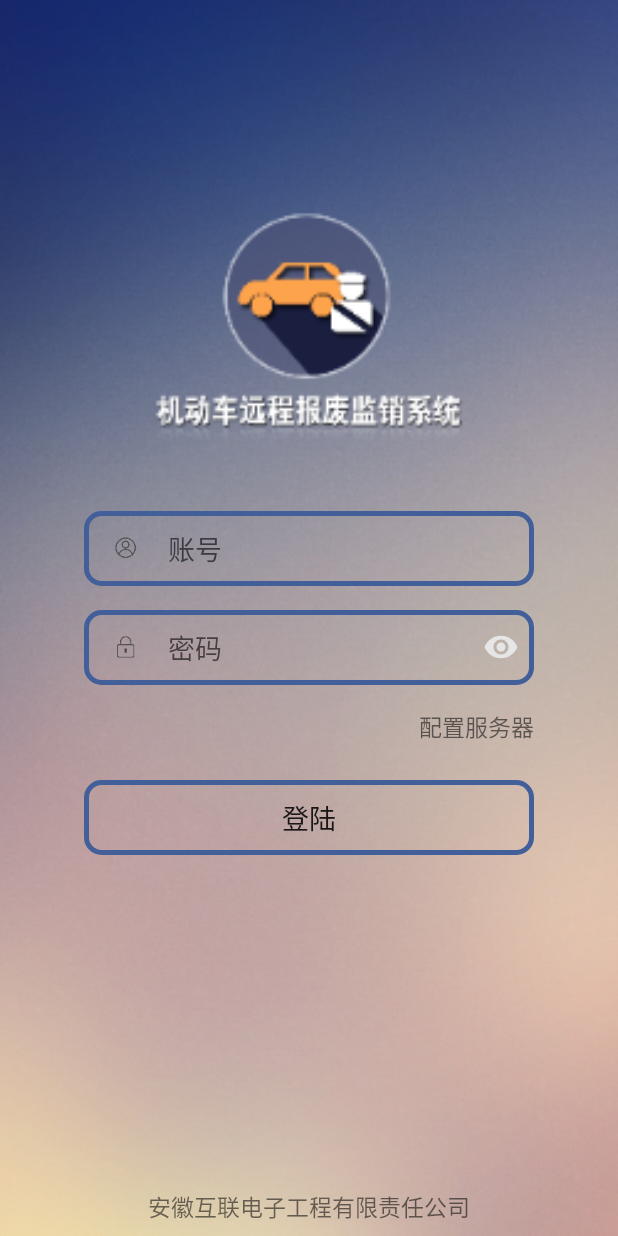
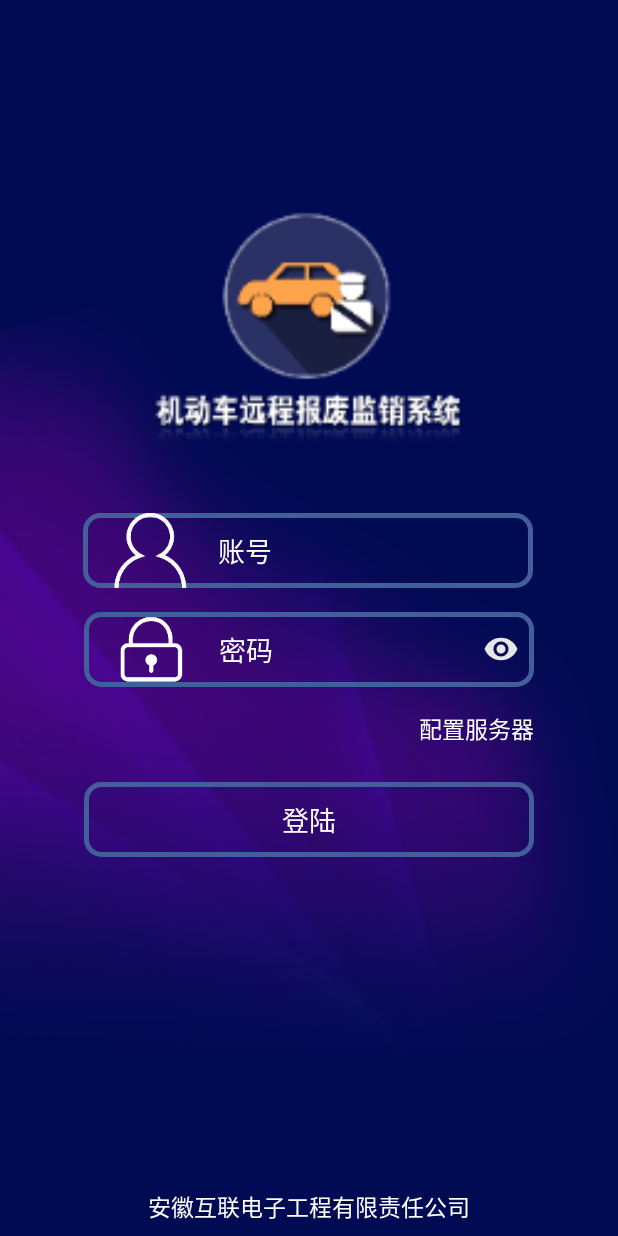
Before and after one commit to Xbigfat/DataCollectSystem, an Android app: the screen it shows after launch (LoginActivitySecond), on a phone screen of 412 x 824 dp. Run offline under Robolectric (Android 15) with nearby library versions, the phone set to English and light mode, and no system bars.

Commit message:
我靠- -

```diff
--- a/app/src/main/java/xyw/com/datacollectsystem/activity/Splash.java
+++ b/app/src/main/java/xyw/com/datacollectsystem/activity/Splash.java
@@ -1,12 +1,13 @@
 package xyw.com.datacollectsystem.activity;
 
+import android.content.Intent;
 import android.os.Bundle;
+import android.os.Handler;
 import android.support.annotation.Nullable;
 import android.view.WindowManager;
 
 import xyw.com.datacollectsystem.BaseActivity;
 import xyw.com.datacollectsystem.R;
-import xyw.com.datacollectsystem.utils.CheckVersion;
 
 /**
  * Created by 31429 on 2017/9/7.
@@ -18,8 +19,16 @@ public class Splash extends BaseActivity {
     @Override
     protected void onCreate(@Nullable Bundle savedInstanceState) {
         super.onCreate(savedInstanceState);
-        CheckVersion checkVersion = new CheckVersion(mThis);
-        checkVersion.checkVersion();
+/*        CheckVersion checkVersion = new CheckVersion(mThis);
+        checkVersion.checkVersion();*/
+        new Handler().postDelayed(new Runnable() {
+            @Override
+            public void run() {
+                Intent mainIntent = new Intent(mThis, LoginActivitySecond.class);
+                mThis.startActivity(mainIntent);
+                mThis.finish();
+            }
+        }, 2500);
     }
 
     @Override
--- a/app/src/main/res/layout/login_2_design_name_pwd.xml
+++ b/app/src/main/res/layout/login_2_design_name_pwd.xml
@@ -4,7 +4,7 @@
     xmlns:tools="http://schemas.android.com/tools"
     android:layout_width="match_parent"
     android:layout_height="match_parent"
-    android:background="@mipmap/login_background_blur">
+    android:background="@mipmap/login_background_default">
 
     <ImageView
         android:id="@+id/imageView13"
@@ -25,15 +25,16 @@
         android:layout_height="50dp"
         android:layout_marginLeft="8dp"
         android:layout_marginRight="8dp"
-        android:layout_marginTop="32dp"
+        android:layout_marginTop="33dp"
         android:background="@drawable/login_edit_style"
         android:digits="1234567890qwertyuioplkjhgfdsazxcvbnmQWERTYUIOPLKJHGFDSAZXCVBNM"
         android:drawablePadding="20dp"
-        android:drawableStart="@mipmap/user_register_account"
+        android:drawableStart="@mipmap/user_register_password"
         android:hint="账号"
         android:paddingLeft="20dp"
         android:paddingRight="10dp"
-        app:layout_constraintHorizontal_bias="0.50"
+        android:textColorHint="@color/white"
+        app:layout_constraintHorizontal_bias="0.494"
         app:layout_constraintLeft_toLeftOf="parent"
         app:layout_constraintRight_toRightOf="parent"
         app:layout_constraintTop_toBottomOf="@+id/imageView13" />
@@ -51,12 +52,13 @@
         android:maxLines="1"
         android:paddingLeft="20dp"
         android:paddingRight="10dp"
+        android:textColorHint="@color/white"
         app:layout_constraintHorizontal_bias="0.50"
         app:layout_constraintLeft_toLeftOf="parent"
         app:layout_constraintRight_toRightOf="parent"
         app:layout_constraintTop_toBottomOf="@+id/login_2_username"
         app:pad="20dp"
-        app:start="@mipmap/user_register_password" />
+        app:start="@mipmap/user_register_account" />
 
     <TextView
         android:id="@+id/login_2_change_server"
@@ -65,6 +67,7 @@
         android:layout_marginRight="0dp"
         android:layout_marginTop="16dp"
         android:text="配置服务器"
+        android:textColor="@color/white"
         android:textSize="15sp"
         app:layout_constraintRight_toRightOf="@+id/login_2_log_btn"
         app:layout_constraintTop_toBottomOf="@+id/login_2_pwd" />
@@ -78,6 +81,7 @@
         android:layout_marginTop="24dp"
         android:background="@drawable/login_edit_style"
         android:text="登陆"
+        android:textColor="@color/white"
         android:textSize="18sp"
         app:layout_constraintHorizontal_bias="0.50"
         app:layout_constraintLeft_toLeftOf="parent"
@@ -92,6 +96,7 @@
         android:layout_marginLeft="8dp"
         android:layout_marginRight="8dp"
         android:text="安徽互联电子工程有限责任公司"
+        android:textColor="@color/white"
         android:textSize="15sp"
         app:layout_constraintBottom_toBottomOf="parent"
         app:layout_constraintLeft_toLeftOf="parent"
--- a/app/src/main/res/layout/main_2_tablerow.xml
+++ b/app/src/main/res/layout/main_2_tablerow.xml
@@ -72,7 +72,7 @@
             android:layout_height="30dp">
 
             <TextView
-                android:id="@+id/textView19"
+                android:id="@+id/textView99"
                 android:layout_width="wrap_content"
                 android:layout_height="wrap_content" />
         </TableRow>
```
Also changed, not shown: app/src/main/AndroidManifest.xml (+6 -4 lines), app/src/main/java/xyw/com/datacollectsystem/activity/VehicleDataRegister.java (added, +32 -0 lines), app/src/main/java/xyw/com/datacollectsystem/utils/CheckVersion.java (+6 -1 lines), app/src/main/res/mipmap-xxxhdpi/main_icon_change_pwd.png, app/src/main/res/mipmap-xxxhdpi/user_register_account.png, app/src/main/res/mipmap-xxxhdpi/user_register_password.png.
